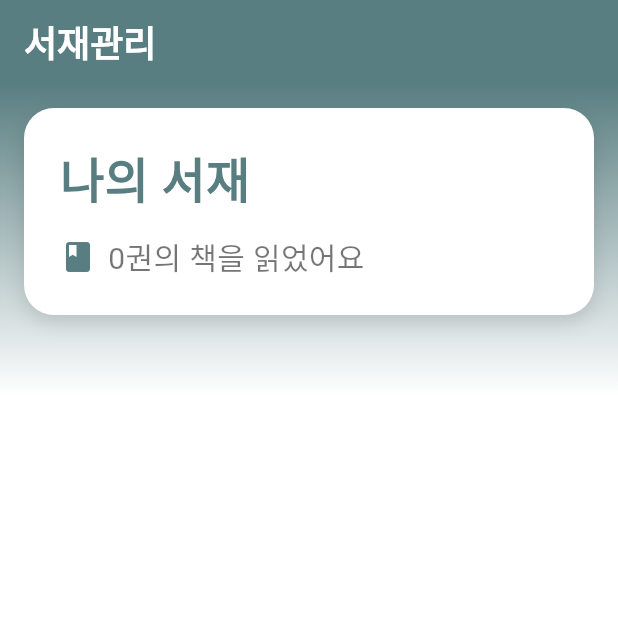
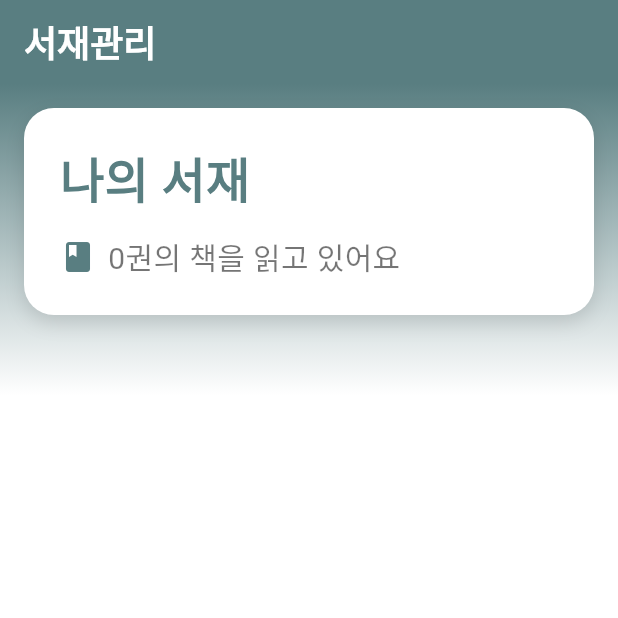
Before and after one commit to kshLithium/readlog, a Flutter app: the screen it shows once a user with an empty profile is signed in, item 2 of the bottom bar chosen, on a phone screen of 412 x 824 dp, the top half of it. Run offline on Flutter 3.47's test engine with Material 3 defaults, Android fonts, the phone set to English and light mode, and no system bars; our stand-ins replace cloud_firestore, firebase_auth, firebase_core, flutter_dotenv, image_picker; accounts and stored records are empty.

Commit message:
library.dart 에서 실제로 읽고 있는 책을 세는 로직 변경

```diff
--- a/lib/screens/library.dart
+++ b/lib/screens/library.dart
@@ -53,8 +53,15 @@ class LibraryScreen extends StatelessWidget {
                       .collection('books')
                       .snapshots(),
                   builder: (context, snapshot) {
-                    int bookCount =
-                        snapshot.hasData ? snapshot.data!.docs.length : 0;
+                    int bookCount = 0;
+                    if (snapshot.hasData) {
+                      bookCount = snapshot.data!.docs
+                          .where((doc) =>
+                              (doc.data()
+                                  as Map<String, dynamic>)['readingState'] ==
+                              'reading')
+                          .length;
+                    }
 
                     return Column(
                       crossAxisAlignment: CrossAxisAlignment.start,
@@ -71,7 +78,7 @@ class LibraryScreen extends StatelessWidget {
                             Icon(Icons.book,
                                 color: Color(0xFF597E81), size: 24),
                             SizedBox(width: 8),
-                            Text('$bookCount권의 책을 읽었어요',
+                            Text('$bookCount권의 책을 읽고 있어요',
                                 style: TextStyle(
                                   fontSize: 20,
                                   color: Colors.black54,
```
